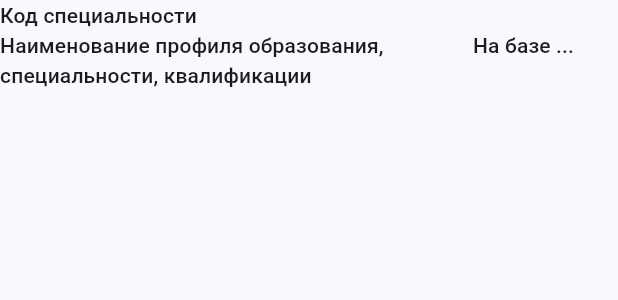
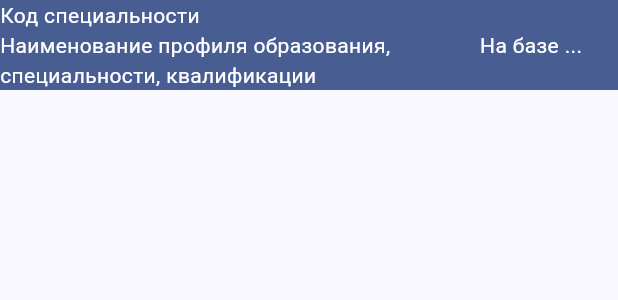
Before and after one commit to DionisiuBrovka/edu_prof_app_flutter, a Flutter app: the EstablishmentSkillTable widget shown alone on an empty page, opened directly with empty values, on a phone screen of 412 x 824 dp. Shown: the top 300 px of the screen. Run offline on Flutter 3.47's test engine with Material 3 defaults, Android fonts, the phone set to English and light mode, and no system bars; our stand-ins replace carousel_slider, flutter_map, flutter_markdown, font_awesome_flutter, latlong2, table_calendar and 1 more; missing offline and left inert: flutter_map_animations, flutter_map_cancellable_tile_provider; network calls fail.

```diff
--- a/lib/elements/EstablishmentSkillTable.dart
+++ b/lib/elements/EstablishmentSkillTable.dart
@@ -32,6 +32,9 @@ class _EstablishmentsSkillTableState extends State<EstablishmentSkillTable> {
         scrollDirection: Axis.horizontal,
         children: [
           DataTable(
+              headingRowColor: MaterialStateColor.resolveWith(
+                  (states) => Theme.of(context).primaryColor),
+              headingTextStyle: const TextStyle(color: Colors.white),
               dataRowMinHeight: 20,
               dataRowMaxHeight: double.infinity,
               headingRowHeight: 60,
```
